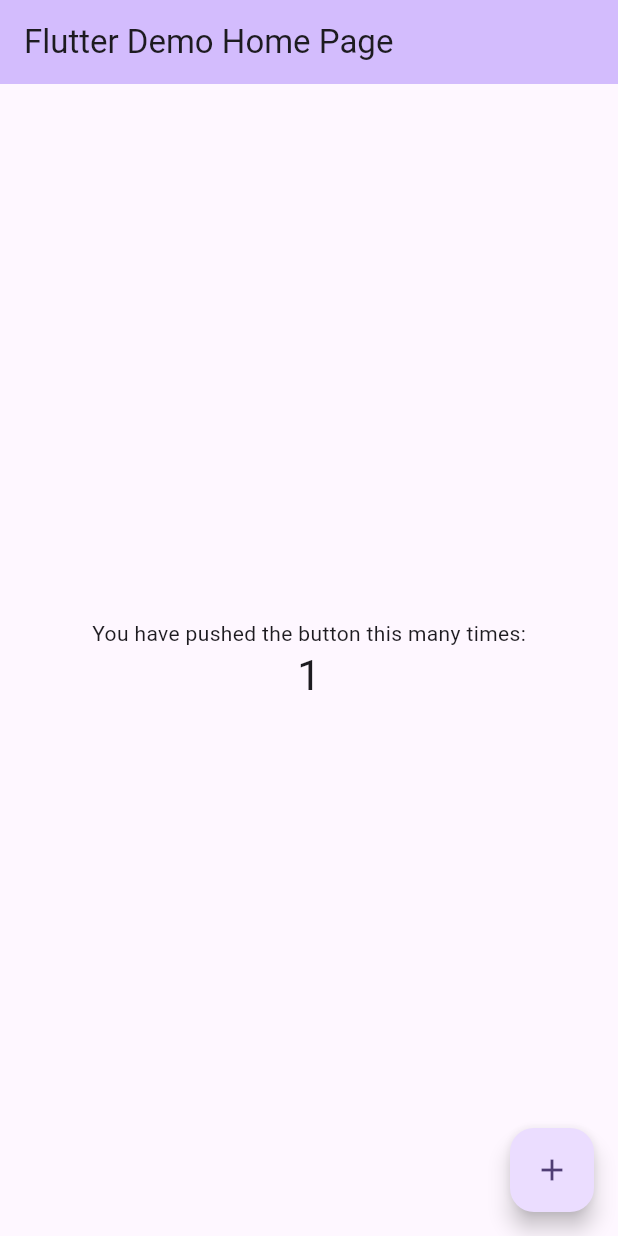
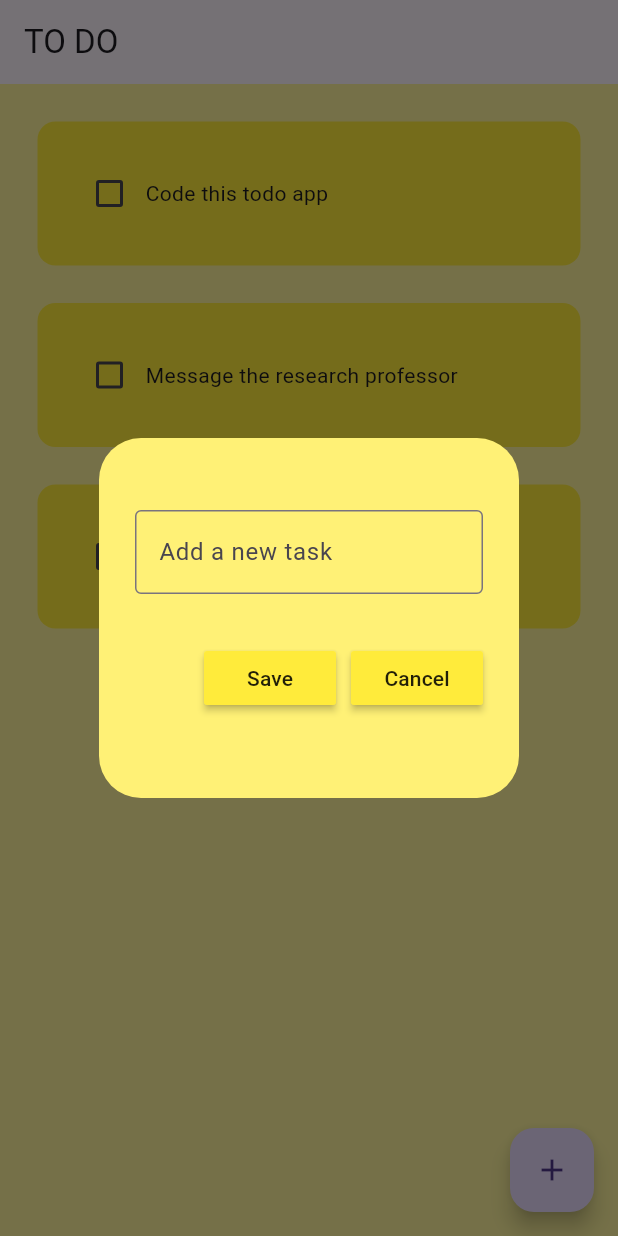
Before and after one commit to jacobkly/todo-app, a Flutter app: the screen it shows after launch, after a tap on the "add" icon, on a phone screen of 412 x 824 dp. Run offline on Flutter 3.47's test engine with Material 3 defaults, Android fonts, the phone set to English and light mode, and no system bars; drawn by our look-alikes of flutter_slidable.

Commit message:
feat: add creation and deletion of todo items

```diff
--- /dev/null
+++ b/lib/components/dialog_box.dart
@@ -0,0 +1,52 @@
+import 'package:flutter/material.dart';
+import 'package:todo_app/components/my_button.dart';
+
+class DialogBox extends StatelessWidget {
+  final controller;
+  VoidCallback onSave;
+  VoidCallback onCancel;
+
+  DialogBox({
+    super.key,
+    required this.controller,
+    required this.onSave,
+    required this.onCancel,
+  });
+
+  @override
+  Widget build(BuildContext context) {
+    return AlertDialog(
+      backgroundColor: Colors.yellow[300],
+      content: Container(
+        height: 200,
+        child: Column(
+          mainAxisAlignment: MainAxisAlignment.spaceEvenly,
+          children: [
+            // get user input
+            TextField(
+              controller: controller,
+              decoration: InputDecoration(
+                border: OutlineInputBorder(),
+                hintText: "Add a new task",
+              ),
+            ),
+
+            // buttons -> save + cancel
+            Row(
+              mainAxisAlignment: MainAxisAlignment.end,
+              children: [
+                // save button
+                MyButton(text: "Save", onPressed: onSave),
+
+                const SizedBox(width: 10),
+
+                // cancel button
+                MyButton(text: "Cancel", onPressed: onCancel),
+              ],
+            ),
+          ],
+        ),
+      ),
+    );
+  }
+}
--- /dev/null
+++ b/lib/components/my_button.dart
@@ -0,0 +1,17 @@
+import 'package:flutter/material.dart';
+
+class MyButton extends StatelessWidget {
+  final String text;
+  VoidCallback onPressed;
+
+  MyButton({super.key, required this.text, required this.onPressed});
+
+  @override
+  Widget build(BuildContext context) {
+    return MaterialButton(
+      onPressed: onPressed,
+      color: Colors.yellow,
+      child: Text(text),
+    );
+  }
+}
--- /dev/null
+++ b/lib/components/todo_tile.dart
@@ -0,0 +1,65 @@
+import 'package:flutter/material.dart';
+import 'package:flutter_slidable/flutter_slidable.dart';
+
+class ToDoTile extends StatelessWidget {
+  final String taskName;
+  final bool isCompleted;
+  Function(bool?)? onChanged;
+  Function(BuildContext)? deleteFunction;
+
+  ToDoTile({
+    super.key,
+    required this.taskName,
+    required this.isCompleted,
+    required this.onChanged,
+    required this.deleteFunction,
+  });
+
+  @override
+  Widget build(BuildContext context) {
+    return Padding(
+      padding: const EdgeInsets.only(left: 25, right: 25, top: 25),
+      child: Slidable(
+        endActionPane: ActionPane(
+          motion: StretchMotion(),
+          children: [
+            SlidableAction(
+              onPressed: deleteFunction,
+              icon: Icons.delete,
+              backgroundColor: Colors.red,
+              borderRadius: BorderRadius.circular(15),
+            ),
+          ],
+        ),
+        child: Container(
+          padding: EdgeInsets.all(24),
+          decoration: BoxDecoration(
+            color: Colors.yellow,
+            borderRadius: BorderRadius.circular(12),
+          ),
+          child: Row(
+            children: [
+              // checkbox
+              Checkbox(
+                value: isCompleted,
+                onChanged: onChanged,
+                activeColor: Colors.black,
+              ),
+
+              // task name
+              Text(
+                taskName,
+                style: TextStyle(
+                  decoration:
+                      isCompleted
+                          ? TextDecoration.lineThrough
+                          : TextDecoration.none,
+                ),
+              ),
+            ],
+          ),
+        ),
+      ),
+    );
+  }
+}
--- a/lib/main.dart
+++ b/lib/main.dart
@@ -1,4 +1,5 @@
 import 'package:flutter/material.dart';
+import 'package:todo_app/pages/home_page.dart';
 
 void main() {
   runApp(const MyApp());
@@ -7,116 +8,12 @@ void main() {
 class MyApp extends StatelessWidget {
   const MyApp({super.key});
 
-  // This widget is the root of your application.
   @override
   Widget build(BuildContext context) {
     return MaterialApp(
-      title: 'Flutter Demo',
-      theme: ThemeData(
-        // This is the theme of your application.
-        //
-        // TRY THIS: Try running your application with "flutter run". You'll see
-        // the application has a purple toolbar. Then, without quitting the app,
-        // try changing the seedColor in the colorScheme below to Colors.green
-        // and then invoke "hot reload" (save your changes or press the "hot
-        // reload" button in a Flutter-supported IDE, or press "r" if you used
-        // the command line to start the app).
-        //
-        // Notice that the counter didn't reset back to zero; the application
-        // state is not lost during the reload. To reset the state, use hot
-        // restart instead.
-        //
-        // This works for code too, not just values: Most code changes can be
-        // tested with just a hot reload.
-        colorScheme: ColorScheme.fromSeed(seedColor: Colors.deepPurple),
-      ),
-      home: const MyHomePage(title: 'Flutter Demo Home Page'),
+      debugShowCheckedModeBanner: false,
+      home: HomePage(),
+      theme: ThemeData(primarySwatch: Colors.yellow),
     );
   }
 }
-
-class MyHomePage extends StatefulWidget {
-  const MyHomePage({super.key, required this.title});
-
-  // This widget is the home page of your application. It is stateful, meaning
-  // that it has a State object (defined below) that contains fields that affect
-  // how it looks.
-
-  // This class is the configuration for the state. It holds the values (in this
-  // case the title) provided by the parent (in this case the App widget) and
-  // used by the build method of the State. Fields in a Widget subclass are
-  // always marked "final".
-
-  final String title;
-
-  @override
-  State<MyHomePage> createState() => _MyHomePageState();
-}
-
-class _MyHomePageState extends State<MyHomePage> {
-  int _counter = 0;
-
-  void _incrementCounter() {
-    setState(() {
-      // This call to setState tells the Flutter framework that something has
-      // changed in this State, which causes it to rerun the build method below
-      // so that the display can reflect the updated values. If we changed
-      // _counter without calling setState(), then the build method would not be
-      // called again, and so nothing would appear to happen.
-      _counter++;
-    });
-  }
-
-  @override
-  Widget build(BuildContext context) {
-    // This method is rerun every time setState is called, for instance as done
-    // by the _incrementCounter method above.
-    //
-    // The Flutter framework has been optimized to make rerunning build methods
-    // fast, so that you can just rebuild anything that needs updating rather
-    // than having to individually change instances of widgets.
-    return Scaffold(
-      appBar: AppBar(
-        // TRY THIS: Try changing the color here to a specific color (to
-        // Colors.amber, perhaps?) and trigger a hot reload to see the AppBar
-        // change color while the other colors stay the same.
-        backgroundColor: Theme.of(context).colorScheme.inversePrimary,
-        // Here we take the value from the MyHomePage object that was created by
-        // the App.build method, and use it to set our appbar title.
-        title: Text(widget.title),
-      ),
-      body: Center(
-        // Center is a layout widget. It takes a single child and positions it
-        // in the middle of the parent.
-        child: Column(
-          // Column is also a layout widget. It takes a list of children and
-          // arranges them vertically. By default, it sizes itself to fit its
-          // children horizontally, and tries to be as tall as its parent.
-          //
-          // Column has various properties to control how it sizes itself and
-          // how it positions its children. Here we use mainAxisAlignment to
-          // center the children vertically; the main axis here is the vertical
-          // axis because Columns are vertical (the cross axis would be
-          // horizontal).
-          //
-          // TRY THIS: Invoke "debug painting" (choose the "Toggle Debug Paint"
-          // action in the IDE, or press "p" in the console), to see the
-          // wireframe for each widget.
-          mainAxisAlignment: MainAxisAlignment.center,
-          children: <Widget>[
-            const Text('You have pushed the button this many times:'),
-            Text(
-              '$_counter',
-              style: Theme.of(context).textTheme.headlineMedium,
-            ),
-          ],
-        ),
-      ),
-      floatingActionButton: FloatingActionButton(
-        onPressed: _incrementCounter,
-        tooltip: 'Increment',
-        child: const Icon(Icons.add),
-      ), // This trailing comma makes auto-formatting nicer for build methods.
-    );
-  }
-}
--- /dev/null
+++ b/lib/pages/home_page.dart
@@ -0,0 +1,82 @@
+import 'package:flutter/material.dart';
+import 'package:todo_app/components/dialog_box.dart';
+import 'package:todo_app/components/todo_tile.dart';
+
+class HomePage extends StatefulWidget {
+  const HomePage({super.key});
+
+  @override
+  State<HomePage> createState() => _HomePageState();
+}
+
+class _HomePageState extends State<HomePage> {
+  // text controller
+  final _controller = TextEditingController();
+
+  // list of todo tasks
+  List todoList = [
+    ["Code this todo app", false],
+    ["Message the research professor", false],
+    ["Message potential landlords", false],
+  ];
+
+  // checkbox was tapped
+  void checkBoxChanged(bool? value, int index) {
+    setState(() {
+      todoList[index][1] = !todoList[index][1];
+    });
+  }
+
+  // save new task
+  void saveNewTask() {
+    setState(() {
+      todoList.add([_controller.text, false]);
+      _controller.clear(); // or _controller.text = "";
+    });
+    Navigator.of(context).pop();
+  }
+
+  // create new task
+  void createNewTask() {
+    showDialog(
+      context: context,
+      builder: (context) {
+        return DialogBox(
+          controller: _controller,
+          onSave: saveNewTask,
+          onCancel: () => Navigator.of(context).pop(),
+        );
+      },
+    );
+  }
+
+  // delete task
+  void deleteTask(int index) {
+    setState(() {
+      todoList.removeAt(index);
+    });
+  }
+
+  @override
+  Widget build(BuildContext context) {
+    return Scaffold(
+      backgroundColor: Colors.yellow[200],
+      appBar: AppBar(title: Text('TO DO'), elevation: 0),
+      floatingActionButton: FloatingActionButton(
+        onPressed: createNewTask,
+        child: Icon(Icons.add),
+      ),
+      body: ListView.builder(
+        itemCount: todoList.length,
+        itemBuilder: (context, index) {
+          return ToDoTile(
+            taskName: todoList[index][0],
+            isCompleted: todoList[index][1],
+            onChanged: (value) => checkBoxChanged(value, index),
+            deleteFunction: (context) => deleteTask(index),
+          );
+        },
+      ),
+    );
+  }
+}
--- a/pubspec.yaml
+++ b/pubspec.yaml
@@ -34,6 +34,7 @@ dependencies:
   # The following adds the Cupertino Icons font to your application.
   # Use with the CupertinoIcons class for iOS style icons.
   cupertino_icons: ^1.0.8
+  flutter_slidable: ^3.1.0
 
 dev_dependencies:
   flutter_test:
```
Also changed, not shown: pubspec.lock.
